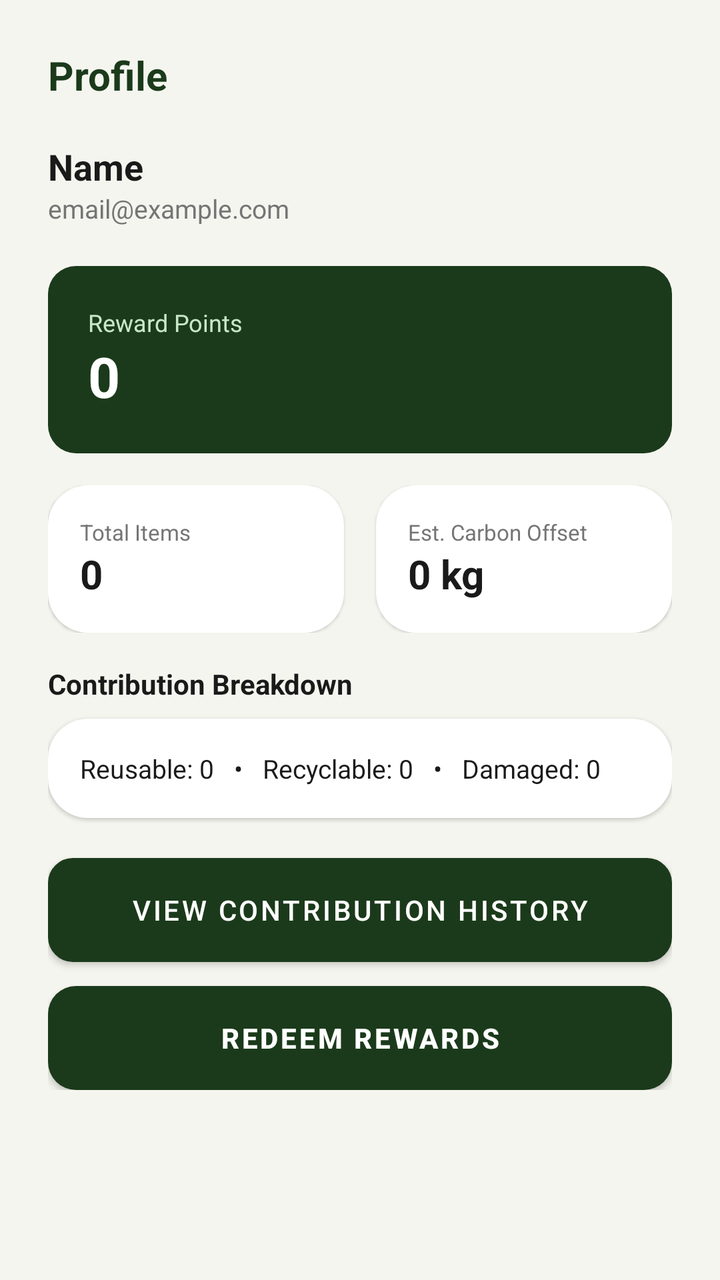
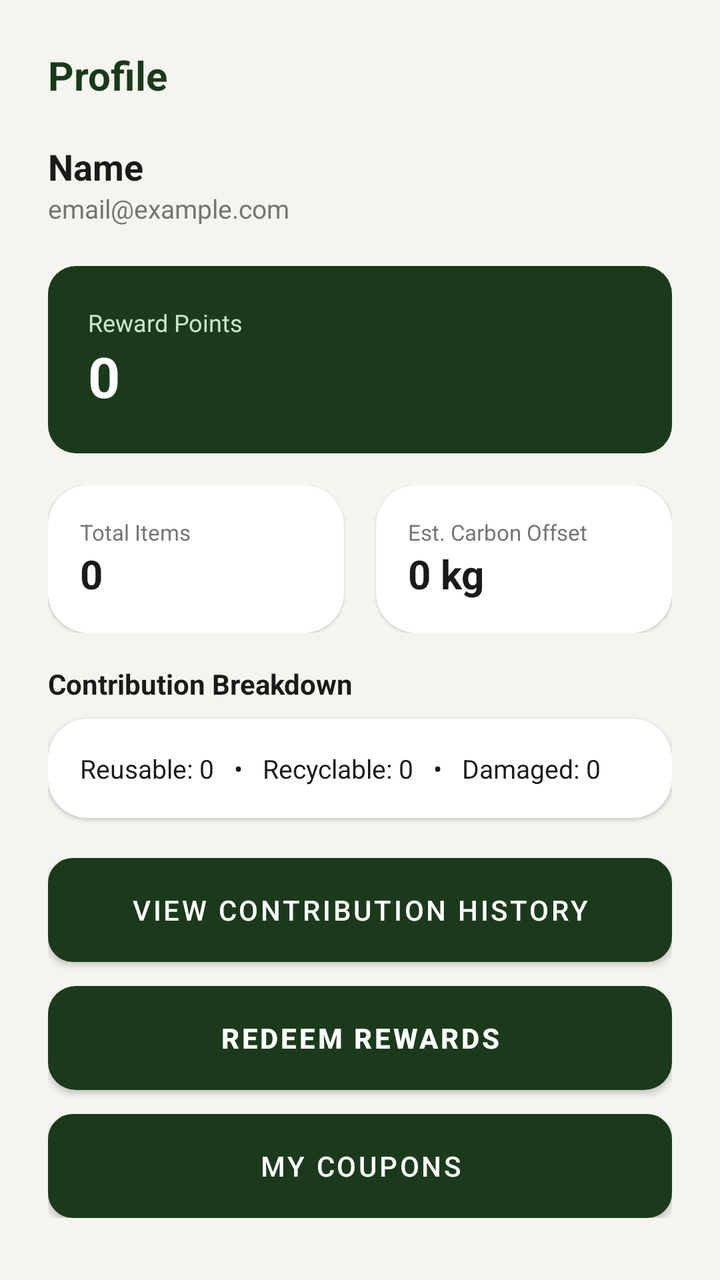

Before-and-after screenshots of an Android layout around one commit, followed by the original layout XML and the change that was made.
<!-- AndroidManifest.xml: application theme Theme.ClothingRecycleApp -->
<!-- res/layout/fragment_profile.xml -->
<?xml version="1.0" encoding="utf-8"?>
<ScrollView xmlns:android="http://schemas.android.com/apk/res/android"
    android:layout_width="match_parent"
    android:layout_height="match_parent"
    android:background="@color/eco_cream_bg">

    <LinearLayout
        android:layout_width="match_parent"
        android:layout_height="wrap_content"
        android:orientation="vertical"
        android:padding="24dp">

        <TextView
            android:layout_width="wrap_content"
            android:layout_height="wrap_content"
            android:text="Profile"
            android:textSize="20sp"
            android:textStyle="bold"
            android:textColor="@color/eco_dark_green"
            android:layout_marginBottom="20dp" />

        <TextView
            android:id="@+id/tvProfileName"
            android:layout_width="wrap_content"
            android:layout_height="wrap_content"
            android:text="Name"
            android:textSize="18sp"
            android:textStyle="bold"
            android:textColor="@color/eco_text_dark" />

        <TextView
            android:id="@+id/tvProfileEmail"
            android:layout_width="wrap_content"
            android:layout_height="wrap_content"
            android:layout_marginBottom="20dp"
            android:text="email@example.com"
            android:textSize="13sp"
            android:textColor="@color/eco_text_gray" />

        <LinearLayout
            android:layout_width="match_parent"
            android:layout_height="wrap_content"
            android:orientation="vertical"
            android:background="@drawable/bg_button_primary"
            android:padding="20dp"
            android:layout_marginBottom="16dp">

            <TextView
                android:layout_width="wrap_content"
                android:layout_height="wrap_content"
                android:text="Reward Points"
                android:textSize="12sp"
                android:textColor="@color/eco_light_green" />

            <TextView
                android:id="@+id/tvProfilePoints"
                android:layout_width="wrap_content"
                android:layout_height="wrap_content"
                android:text="0"
                android:textSize="28sp"
                android:textStyle="bold"
                android:textColor="@color/eco_white" />
        </LinearLayout>

        <LinearLayout
            android:layout_width="match_parent"
            android:layout_height="wrap_content"
            android:orientation="horizontal"
            android:layout_marginBottom="16dp">

            <LinearLayout
                android:layout_width="0dp"
                android:layout_height="wrap_content"
                android:layout_weight="1"
                android:orientation="vertical"
                android:background="@drawable/bg_card"
                android:padding="16dp"
                android:layout_marginEnd="8dp"
                android:elevation="1dp">

                <TextView
                    android:layout_width="wrap_content"
                    android:layout_height="wrap_content"
                    android:text="Total Items"
                    android:textSize="11sp"
                    android:textColor="@color/eco_text_gray" />

                <TextView
                    android:id="@+id/tvProfileTotalItems"
                    android:layout_width="wrap_content"
                    android:layout_height="wrap_content"
                    android:text="0"
                    android:textSize="20sp"
                    android:textStyle="bold"
                    android:textColor="@color/eco_text_dark" />
            </LinearLayout>

            <LinearLayout
                android:layout_width="0dp"
                android:layout_height="wrap_content"
                android:layout_weight="1"
                android:orientation="vertical"
                android:background="@drawable/bg_card"
                android:padding="16dp"
                android:layout_marginStart="8dp"
                android:elevation="1dp">

                <TextView
                    android:layout_width="wrap_content"
                    android:layout_height="wrap_content"
                    android:text="Est. Carbon Offset"
                    android:textSize="11sp"
                    android:textColor="@color/eco_text_gray" />

                <TextView
                    android:id="@+id/tvProfileCarbonOffset"
                    android:layout_width="wrap_content"
                    android:layout_height="wrap_content"
                    android:text="0 kg"
                    android:textSize="20sp"
                    android:textStyle="bold"
                    android:textColor="@color/eco_text_dark" />
            </LinearLayout>
        </LinearLayout>

        <TextView
            android:layout_width="wrap_content"
            android:layout_height="wrap_content"
            android:text="Contribution Breakdown"
            android:textSize="14sp"
            android:textStyle="bold"
            android:textColor="@color/eco_text_dark"
            android:layout_marginBottom="8dp" />

        <TextView
            android:id="@+id/tvBreakdown"
            android:layout_width="match_parent"
            android:layout_height="wrap_content"
            android:background="@drawable/bg_card"
            android:padding="16dp"
            android:text="Reusable: 0   •   Recyclable: 0   •   Damaged: 0"
            android:textSize="13sp"
            android:textColor="@color/eco_text_dark"
            android:elevation="1dp"
            android:layout_marginBottom="20dp" />

        <Button
            android:id="@+id/btnViewHistory"
            android:layout_width="match_parent"
            android:layout_height="52dp"
            android:background="@drawable/bg_input"
            android:text="View Contribution History"
            android:textColor="@color/eco_white"
            android:layout_marginBottom="12dp" />

        <Button
            android:id="@+id/btnRedeemRewards"
            android:layout_width="match_parent"
            android:layout_height="52dp"
            android:background="@drawable/bg_button_primary"
            android:text="Redeem Rewards"
            android:textColor="@color/eco_white"
            android:textStyle="bold" />

    </LinearLayout>
</ScrollView>
<!-- resources referenced by this layout -->
<resources>
  <color name="eco_cream_bg">#F5F5EF</color>
  <color name="eco_dark_green">#1B3A1B</color>
  <color name="eco_light_green">#C8E6C9</color>
  <color name="eco_text_dark">#1A1A1A</color>
  <color name="eco_text_gray">#757575</color>
  <color name="eco_white">#FFFFFF</color>
  <!-- drawable bg_button_primary (drawable) -->
  <?xml version="1.0" encoding="utf-8"?>
  <shape xmlns:android="http://schemas.android.com/apk/res/android"
      android:shape="rectangle">
      <solid android:color="@color/eco_dark_green" />
      <corners android:radius="14dp" />
  </shape>
  <!-- drawable bg_card (drawable) -->
  <?xml version="1.0" encoding="utf-8"?>
  <shape xmlns:android="http://schemas.android.com/apk/res/android"
      android:shape="rectangle">
      <solid android:color="@color/eco_white" />
      <corners android:radius="20dp" />
  </shape>
  <!-- drawable bg_input (drawable) -->
  <?xml version="1.0" encoding="utf-8"?>
  <shape xmlns:android="http://schemas.android.com/apk/res/android"
      android:shape="rectangle">
      <solid android:color="@color/eco_white" />
      <corners android:radius="12dp" />
      <stroke android:width="1dp" android:color="@color/eco_border_gray" />
      <padding android:left="16dp" android:top="14dp" android:right="16dp" android:bottom="14dp" />
  </shape>
  <style name="Theme.ClothingRecycleApp" parent="Base.Theme.ClothingRecycleApp" />
  <color name="eco_border_gray">#E0E0E0</color>
  <style name="Base.Theme.ClothingRecycleApp" parent="Theme.Material3.DayNight.NoActionBar">
  
          
          <item name="materialButtonStyle">
              @style/Widget.App.Button.Primary
          </item>
  
          
          
  
      </style>
  <style name="Widget.App.Button.Primary" parent="Widget.MaterialComponents.Button">
  
          <item name="backgroundTint">@color/eco_dark_green</item>
          <item name="android:textColor">@color/eco_white</item>
          <item name="cornerRadius">14dp</item>
  
      </style>
</resources>

<!-- the commit's change to res/layout/fragment_profile.xml (unified diff, before → after) -->
@@ -162,5 +162,14 @@
             android:textColor="@color/eco_white"
             android:textStyle="bold" />
 
+        <Button
+            android:id="@+id/btnMyCoupons"
+            android:layout_width="match_parent"
+            android:layout_height="52dp"
+            android:layout_marginTop="12dp"
+            android:background="@drawable/bg_input"
+            android:text="My Coupons"
+            android:textColor="@color/eco_white" />
+
     </LinearLayout>
 </ScrollView>
